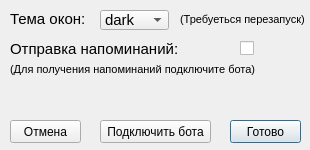
The window that ui/Settings.ui (itKillerWhale/day_planner) describes before a commit, drawn with Qt 5.
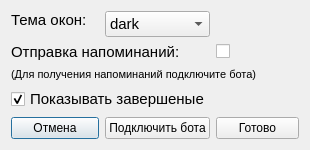
The same window after the commit.

Patch:
```diff
--- a/ui/Settings.ui
+++ b/ui/Settings.ui
@@ -25,15 +25,9 @@
   <property name="windowTitle">
    <string>Dialog</string>
   </property>
+  <layout class="QGridLayout" name="gridLayout">
+   <item row="0" column="0">
   <widget class="QLabel" name="label_theme">
-   <property name="geometry">
-    <rect>
-     <x>10</x>
-     <y>10</y>
-     <width>81</width>
-     <height>16</height>
-    </rect>
-   </property>
    <property name="font">
     <font>
      <pointsize>11</pointsize>
@@ -46,15 +40,9 @@
     <set>Qt::AlignLeading|Qt::AlignLeft|Qt::AlignTop</set>
    </property>
   </widget>
+   </item>
+   <item row="0" column="1">
   <widget class="QComboBox" name="comboBox_theme">
-   <property name="geometry">
-    <rect>
-     <x>100</x>
-     <y>10</y>
-     <width>69</width>
-     <height>20</height>
-    </rect>
-   </property>
    <property name="font">
     <font>
      <pointsize>11</pointsize>
@@ -71,78 +59,9 @@
     </property>
    </item>
   </widget>
-  <widget class="QLabel" name="label_2_theme">
-   <property name="geometry">
-    <rect>
-     <x>180</x>
-     <y>10</y>
-     <width>131</width>
-     <height>16</height>
-    </rect>
-   </property>
-   <property name="font">
-    <font>
-     <pointsize>8</pointsize>
-    </font>
-   </property>
-   <property name="text">
-    <string>(Требуеться перезапуск)</string>
-   </property>
-   <property name="alignment">
-    <set>Qt::AlignBottom|Qt::AlignLeading|Qt::AlignLeft</set>
-   </property>
-  </widget>
-  <widget class="QPushButton" name="btn_ok">
-   <property name="geometry">
-    <rect>
-     <x>230</x>
-     <y>120</y>
-     <width>71</width>
-     <height>23</height>
-    </rect>
-   </property>
-   <property name="text">
-    <string>Готово</string>
-   </property>
-  </widget>
-  <widget class="QPushButton" name="btn_cancel">
-   <property name="geometry">
-    <rect>
-     <x>10</x>
-     <y>120</y>
-     <width>71</width>
-     <height>23</height>
-    </rect>
-   </property>
-   <property name="styleSheet">
-    <string notr="true"/>
-   </property>
-   <property name="text">
-    <string>Отмена</string>
-   </property>
-  </widget>
-  <widget class="QPushButton" name="btn_connect_bot">
-   <property name="geometry">
-    <rect>
-     <x>100</x>
-     <y>120</y>
-     <width>111</width>
-     <height>23</height>
-    </rect>
-   </property>
-   <property name="text">
-    <string>Подключить бота</string>
-   </property>
-  </widget>
+   </item>
+   <item row="1" column="0" colspan="2">
   <widget class="QLabel" name="label_send">
-   <property name="geometry">
-    <rect>
-     <x>10</x>
-     <y>40</y>
-     <width>171</width>
-     <height>21</height>
-    </rect>
-   </property>
    <property name="font">
     <font>
      <pointsize>11</pointsize>
@@ -155,28 +74,16 @@
     <set>Qt::AlignLeading|Qt::AlignLeft|Qt::AlignTop</set>
    </property>
   </widget>
+   </item>
+   <item row="1" column="2">
   <widget class="QCheckBox" name="checkBox_send">
-   <property name="geometry">
-    <rect>
-     <x>240</x>
-     <y>40</y>
-     <width>16</width>
-     <height>17</height>
-    </rect>
-   </property>
    <property name="text">
     <string/>
    </property>
   </widget>
+   </item>
+   <item row="2" column="0" colspan="3">
   <widget class="QLabel" name="label_send_2">
-   <property name="geometry">
-    <rect>
-     <x>10</x>
-     <y>60</y>
-     <width>251</width>
-     <height>16</height>
-    </rect>
-   </property>
    <property name="font">
     <font>
      <pointsize>8</pointsize>
@@ -189,6 +96,47 @@
     <set>Qt::AlignBottom|Qt::AlignLeading|Qt::AlignLeft</set>
    </property>
   </widget>
+   </item>
+   <item row="3" column="0" colspan="2">
+    <widget class="QCheckBox" name="cb_show_completed_task">
+     <property name="font">
+      <font>
+       <pointsize>11</pointsize>
+      </font>
+     </property>
+     <property name="text">
+      <string>Показывать завершеные</string>
+     </property>
+     <property name="checked">
+      <bool>true</bool>
+     </property>
+    </widget>
+   </item>
+   <item row="4" column="0">
+    <widget class="QPushButton" name="btn_cancel">
+     <property name="styleSheet">
+      <string notr="true"/>
+     </property>
+     <property name="text">
+      <string>Отмена</string>
+     </property>
+    </widget>
+   </item>
+   <item row="4" column="1">
+    <widget class="QPushButton" name="btn_connect_bot">
+     <property name="text">
+      <string>Подключить бота</string>
+     </property>
+    </widget>
+   </item>
+   <item row="4" column="2">
+    <widget class="QPushButton" name="btn_ok">
+     <property name="text">
+      <string>Готово</string>
+     </property>
+    </widget>
+   </item>
+  </layout>
  </widget>
  <resources/>
  <connections/>
```
Lines whose indentation alone changed are shown as unchanged.
